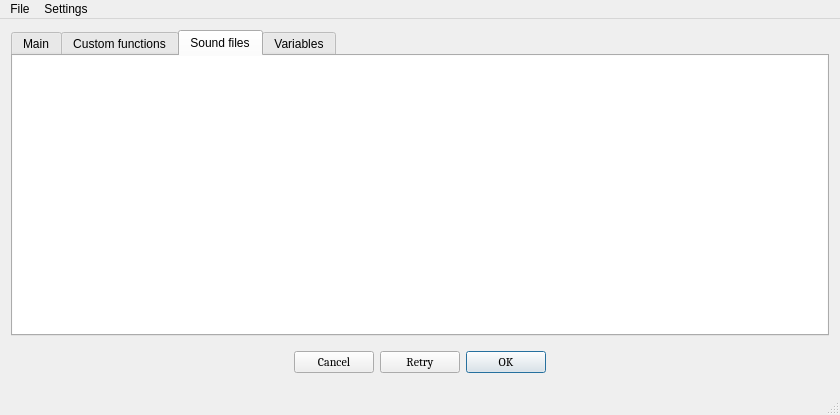
The window that soundGEN/mainwindow.ui (Posedelov-Evgeniy/Sgen) describes before a commit, drawn with Qt 5.
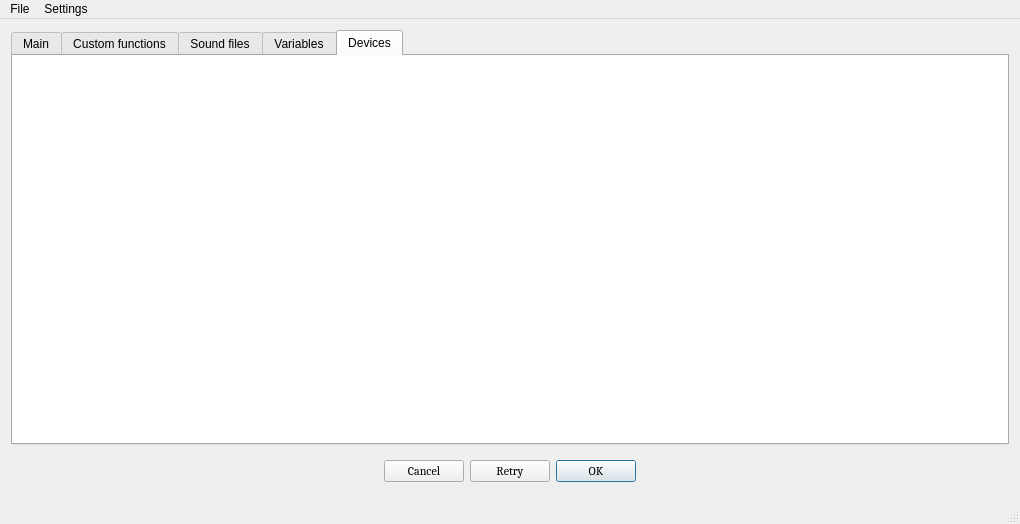
The same window after the commit.

Patch:
```diff
--- a/soundGEN/mainwindow.ui
+++ b/soundGEN/mainwindow.ui
@@ -6,8 +6,8 @@
    <rect>
     <x>0</x>
     <y>0</y>
-    <width>840</width>
-    <height>415</height>
+    <width>1020</width>
+    <height>524</height>
    </rect>
   </property>
   <property name="sizePolicy">
@@ -56,7 +56,7 @@
          </sizepolicy>
         </property>
         <property name="currentIndex">
-         <number>2</number>
+         <number>4</number>
         </property>
         <widget class="QWidget" name="main_tab">
          <attribute name="title">
@@ -415,6 +415,122 @@
           </item>
          </layout>
         </widget>
+        <widget class="QWidget" name="inputs_outputs_tab">
+         <attribute name="title">
+          <string>Devices</string>
+         </attribute>
+         <layout class="QVBoxLayout" name="verticalLayout_9">
+          <property name="spacing">
+           <number>0</number>
+          </property>
+          <property name="leftMargin">
+           <number>0</number>
+          </property>
+          <property name="topMargin">
+           <number>0</number>
+          </property>
+          <property name="rightMargin">
+           <number>0</number>
+          </property>
+          <property name="bottomMargin">
+           <number>0</number>
+          </property>
+          <item>
+           <widget class="QScrollArea" name="io_scrollArea">
+            <property name="palette">
+             <palette>
+              <active>
+               <colorrole role="Base">
+                <brush brushstyle="SolidPattern">
+                 <color alpha="255">
+                  <red>255</red>
+                  <green>255</green>
+                  <blue>255</blue>
+                 </color>
+                </brush>
+               </colorrole>
+               <colorrole role="Window">
+                <brush brushstyle="SolidPattern">
+                 <color alpha="255">
+                  <red>255</red>
+                  <green>255</green>
+                  <blue>255</blue>
+                 </color>
+                </brush>
+               </colorrole>
+              </active>
+              <inactive>
+               <colorrole role="Base">
+                <brush brushstyle="SolidPattern">
+                 <color alpha="255">
+                  <red>255</red>
+                  <green>255</green>
+                  <blue>255</blue>
+                 </color>
+                </brush>
+               </colorrole>
+               <colorrole role="Window">
+                <brush brushstyle="SolidPattern">
+                 <color alpha="255">
+                  <red>255</red>
+                  <green>255</green>
+                  <blue>255</blue>
+                 </color>
+                </brush>
+               </colorrole>
+              </inactive>
+              <disabled>
+               <colorrole role="Base">
+                <brush brushstyle="SolidPattern">
+                 <color alpha="255">
+                  <red>255</red>
+                  <green>255</green>
+                  <blue>255</blue>
+                 </color>
+                </brush>
+               </colorrole>
+               <colorrole role="Window">
+                <brush brushstyle="SolidPattern">
+                 <color alpha="255">
+                  <red>255</red>
+                  <green>255</green>
+                  <blue>255</blue>
+                 </color>
+                </brush>
+               </colorrole>
+              </disabled>
+             </palette>
+            </property>
+            <property name="frameShape">
+             <enum>QFrame::NoFrame</enum>
+            </property>
+            <property name="frameShadow">
+             <enum>QFrame::Plain</enum>
+            </property>
+            <property name="lineWidth">
+             <number>0</number>
+            </property>
+            <property name="horizontalScrollBarPolicy">
+             <enum>Qt::ScrollBarAlwaysOff</enum>
+            </property>
+            <property name="widgetResizable">
+             <bool>true</bool>
+            </property>
+            <widget class="QWidget" name="io_container">
+             <property name="geometry">
+              <rect>
+               <x>0</x>
+               <y>0</y>
+               <width>994</width>
+               <height>391</height>
+              </rect>
+             </property>
+             <layout class="QVBoxLayout" name="verticalLayout_8"/>
+            </widget>
+           </widget>
+          </item>
+         </layout>
+        </widget>
        </widget>
       </item>
       <item>
@@ -467,7 +583,7 @@
     <rect>
      <x>0</x>
      <y>0</y>
-     <width>840</width>
+     <width>1020</width>
      <height>21</height>
     </rect>
    </property>
```
Left out of the diff: 12 changed lines with no effect on the pictures.
